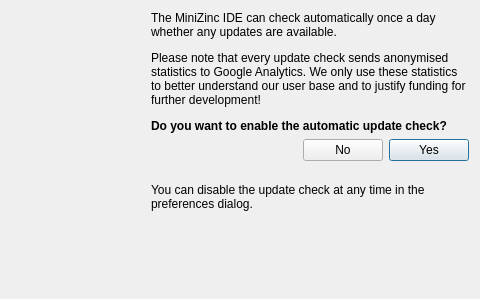
Qt form MiniZincIDE/checkupdatedialog.ui (MiniZinc/MiniZincIDE) before a commit.
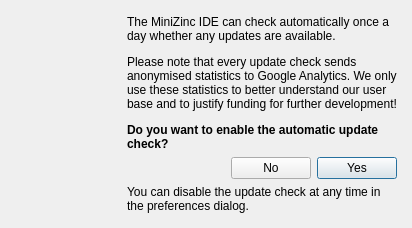
The same form after that commit. Icons and pictures are not drawn.

Commit message: Better sizing for check-update dialog

```diff
--- a/MiniZincIDE/checkupdatedialog.ui
+++ b/MiniZincIDE/checkupdatedialog.ui
@@ -32,6 +32,9 @@
    <bool>true</bool>
   </property>
   <layout class="QHBoxLayout" name="horizontalLayout_3">
+   <property name="sizeConstraint">
+    <enum>QLayout::SetFixedSize</enum>
+   </property>
    <item>
     <layout class="QHBoxLayout" name="horizontalLayout_2">
      <property name="sizeConstraint">
@@ -42,6 +45,9 @@
        <property name="sizeConstraint">
         <enum>QLayout::SetMinimumSize</enum>
        </property>
+       <property name="topMargin">
+        <number>4</number>
+       </property>
        <item>
         <widget class="QLabel" name="label_3">
          <property name="sizePolicy">
@@ -52,14 +58,14 @@
          </property>
          <property name="minimumSize">
           <size>
-           <width>124</width>
-           <height>124</height>
+           <width>100</width>
+           <height>100</height>
           </size>
          </property>
          <property name="maximumSize">
           <size>
-           <width>124</width>
-           <height>124</height>
+           <width>100</width>
+           <height>100</height>
           </size>
          </property>
          <property name="text">
@@ -109,6 +115,18 @@
        <property name="sizeConstraint">
         <enum>QLayout::SetMinimumSize</enum>
        </property>
+       <property name="leftMargin">
+        <number>0</number>
+       </property>
+       <property name="topMargin">
+        <number>4</number>
+       </property>
+       <property name="rightMargin">
+        <number>4</number>
+       </property>
+       <property name="bottomMargin">
+        <number>4</number>
+       </property>
        <item>
         <widget class="QLabel" name="label">
          <property name="sizePolicy">
@@ -178,19 +196,6 @@
          </property>
         </widget>
        </item>
-       <item>
-        <spacer name="verticalSpacer_3">
-         <property name="orientation">
-          <enum>Qt::Vertical</enum>
-         </property>
-         <property name="sizeHint" stdset="0">
-          <size>
-           <width>20</width>
-           <height>20</height>
-          </size>
-         </property>
-        </spacer>
-       </item>
       </layout>
      </item>
     </layout>
```
